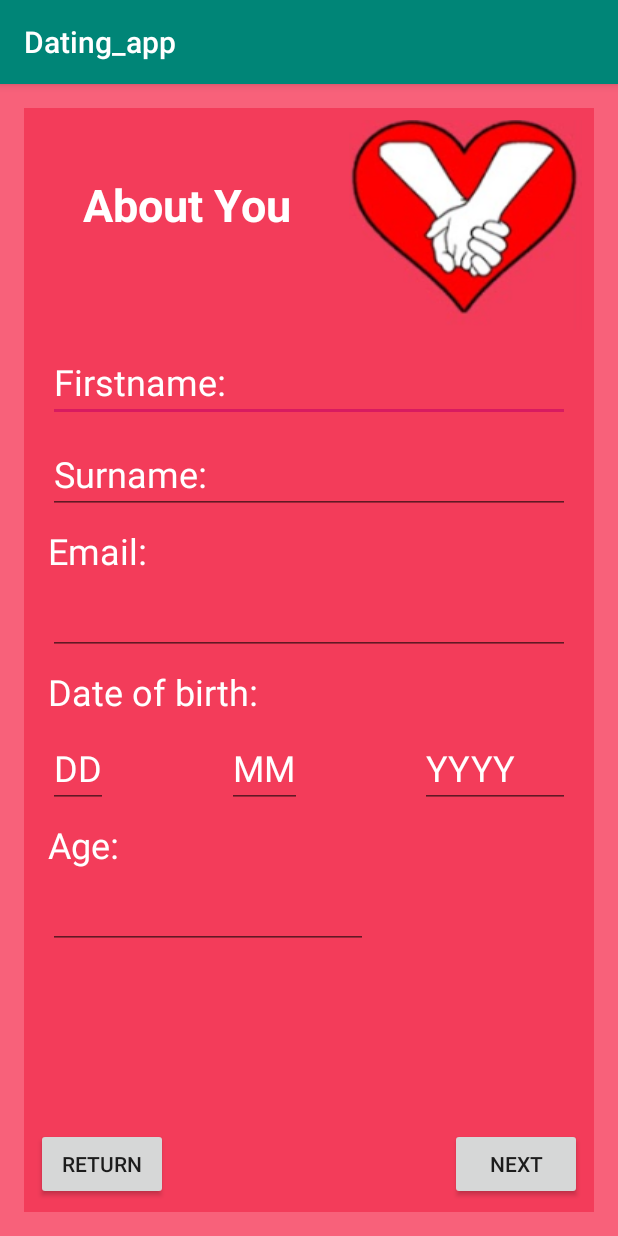
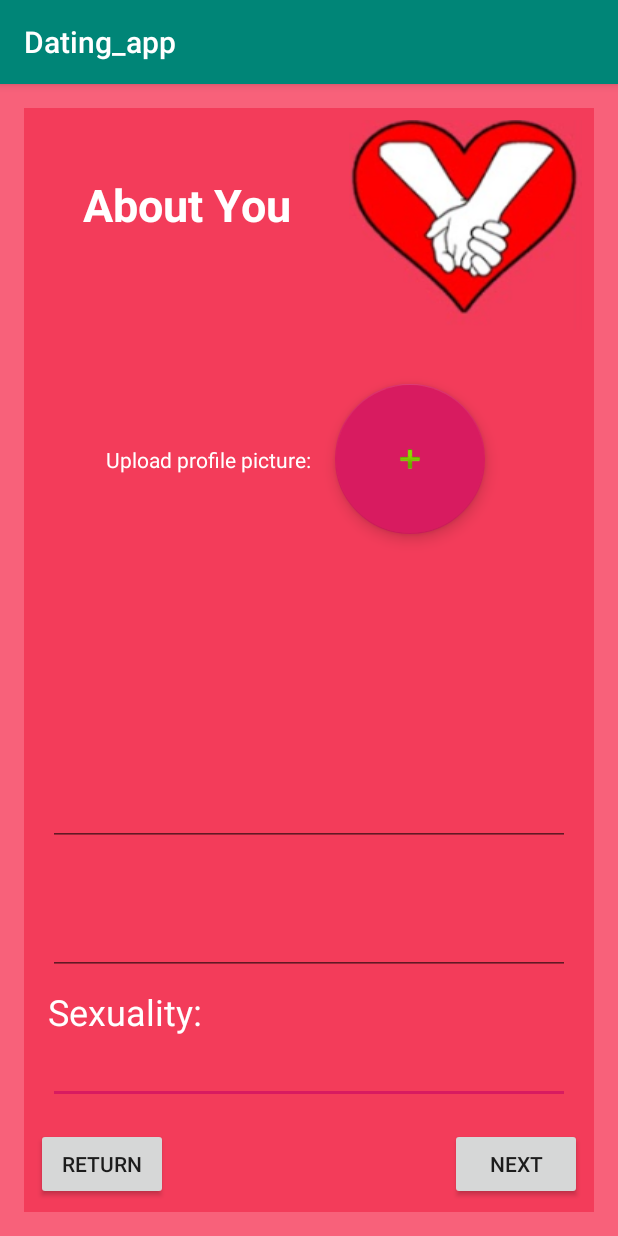
Before and after one commit to R-Laverty/PMAT_assignment, an Android app: the screen it shows after launch (LoginActivity), on a phone screen of 412 x 824 dp. Run offline under Robolectric (Android 15) with nearby library versions, the phone set to English and light mode, and no system bars.

Commit message:
finished page 2 of user details Still no functionality

```diff
--- a/app/build.gradle
+++ b/app/build.gradle
@@ -32,4 +32,5 @@ dependencies {
     testImplementation 'junit:junit:4.12'
     androidTestImplementation 'androidx.test.ext:junit:1.1.0'
     androidTestImplementation 'androidx.test.espresso:espresso-core:3.1.1'
+    implementation 'com.google.android.material:material:1.0.0'
 }
--- a/app/src/main/java/com/example/pmat_assignment/LoginActivity.kt
+++ b/app/src/main/java/com/example/pmat_assignment/LoginActivity.kt
@@ -8,6 +8,7 @@ class LoginActivity : AppCompatActivity() {
     override fun onCreate(savedInstanceState: Bundle?) {
         super.onCreate(savedInstanceState)
         //setContentView(R.layout.activity_login) TODO reset this to login view
-        setContentView(R.layout.activity_user_details_p1)
+        //setContentView(R.layout.activity_user_details_p1)
+        setContentView(R.layout.activity_user_details_p2)
     }
 }
--- a/app/src/main/res/layout/activity_login.xml
+++ b/app/src/main/res/layout/activity_login.xml
@@ -33,6 +33,7 @@
         android:imeOptions="actionDone"
         android:inputType="textPassword"
         android:selectAllOnFocus="true"
+        android:textColorHint="@color/textColour"
         app:layout_constraintEnd_toEndOf="parent"
         app:layout_constraintStart_toStartOf="parent"
         app:layout_constraintTop_toBottomOf="@+id/txt_username" />
@@ -48,6 +49,7 @@
         android:hint="@string/prompt_username"
         android:inputType="textEmailAddress"
         android:selectAllOnFocus="true"
+        android:textColorHint="@color/textColour"
         app:layout_constraintEnd_toEndOf="parent"
         app:layout_constraintStart_toStartOf="parent"
         app:layout_constraintTop_toBottomOf="@+id/img_logo" />
--- a/app/src/main/res/layout/activity_user_details_p2.xml
+++ b/app/src/main/res/layout/activity_user_details_p2.xml
@@ -65,4 +65,105 @@
         app:layout_constraintBottom_toBottomOf="parent"
         app:layout_constraintEnd_toEndOf="parent" />
 
+    <EditText
+        android:id="@+id/etxt_sexuality"
+        android:layout_width="0dp"
+        android:layout_height="wrap_content"
+        android:layout_marginStart="16dp"
+        android:layout_marginEnd="16dp"
+        android:layout_marginBottom="16dp"
+        android:ems="10"
+        android:inputType="textPersonName"
+        android:textColor="@color/textColour"
+        android:textColorHint="@color/textColour"
+        app:layout_constraintBottom_toTopOf="@+id/btn_return"
+        app:layout_constraintEnd_toEndOf="parent"
+        app:layout_constraintStart_toStartOf="parent" />
+
+    <TextView
+        android:id="@+id/txt_sexuality"
+        android:layout_width="wrap_content"
+        android:layout_height="wrap_content"
+        android:layout_marginStart="16dp"
+        android:text="@string/prompt_sexuality"
+        android:textColor="@color/textColour"
+        android:textSize="24sp"
+        app:layout_constraintBottom_toTopOf="@+id/etxt_sexuality"
+        app:layout_constraintStart_toStartOf="parent" />
+
+    <EditText
+        android:id="@+id/editText2"
+        android:layout_width="0dp"
+        android:layout_height="wrap_content"
+        android:layout_marginStart="16dp"
+        android:layout_marginEnd="16dp"
+        android:layout_marginBottom="8dp"
+        android:ems="10"
+        android:inputType="textPersonName"
+        android:textColor="@color/textColour"
+        android:textColorHint="@color/textColour"
+        app:layout_constraintBottom_toTopOf="@+id/txt_sexuality"
+        app:layout_constraintEnd_toEndOf="parent"
+        app:layout_constraintStart_toStartOf="parent" />
+
+    <TextView
+        android:id="@+id/txt_gender"
+        android:layout_width="wrap_content"
+        android:layout_height="wrap_content"
+        android:layout_marginStart="16dp"
+        android:textColor="@color/textColour"
+        android:textSize="24sp"
+        app:layout_constraintBottom_toTopOf="@+id/editText2"
+        app:layout_constraintStart_toStartOf="parent"
+        tools:text="@string/prompt_gender" />
+
+    <EditText
+        android:id="@+id/etxt_password"
+        android:layout_width="0dp"
+        android:layout_height="wrap_content"
+        android:layout_marginStart="16dp"
+        android:layout_marginEnd="16dp"
+        android:layout_marginBottom="8dp"
+        android:ems="10"
+        android:inputType="textPersonName"
+        app:layout_constraintBottom_toTopOf="@+id/txt_gender"
+        app:layout_constraintEnd_toEndOf="parent"
+        app:layout_constraintStart_toStartOf="parent" />
+
+    <TextView
+        android:id="@+id/txt_password"
+        android:layout_width="wrap_content"
+        android:layout_height="wrap_content"
+        android:layout_marginStart="16dp"
+        android:textColor="@color/textColour"
+        android:textSize="24sp"
+        app:layout_constraintBottom_toTopOf="@+id/etxt_password"
+        app:layout_constraintStart_toStartOf="parent"
+        tools:text="@string/prompt_password" />
+
+    <com.google.android.material.floatingactionbutton.FloatingActionButton
+        android:id="@+id/fab_profilePic"
+        android:layout_width="100dp"
+        android:layout_height="100dp"
+        android:layout_marginTop="36dp"
+        android:layout_marginEnd="16dp"
+        android:clickable="true"
+        app:layout_constraintEnd_toEndOf="parent"
+        app:layout_constraintHorizontal_bias="0.786"
+        app:layout_constraintStart_toStartOf="parent"
+        app:layout_constraintTop_toBottomOf="@+id/img_logo"
+        app:srcCompat="@android:drawable/ic_input_add"
+        app:fabCustomSize="100dp"/>
+
+    <TextView
+        android:id="@+id/txt_uploadPicture"
+        android:layout_width="wrap_content"
+        android:layout_height="wrap_content"
+        android:layout_marginEnd="16dp"
+        android:text="@string/prompt_profilePicture"
+        android:textColor="@color/textColour"
+        app:layout_constraintBottom_toBottomOf="@+id/fab_profilePic"
+        app:layout_constraintEnd_toStartOf="@+id/fab_profilePic"
+        app:layout_constraintTop_toTopOf="@+id/fab_profilePic" />
+
 </androidx.constraintlayout.widget.ConstraintLayout>
--- a/app/src/main/res/values/strings.xml
+++ b/app/src/main/res/values/strings.xml
@@ -1,7 +1,7 @@
 <resources>
     <string name="app_name">Dating_app</string>
     <string name="prompt_email">Email:</string>
-    <string name="prompt_password">Password</string>
+    <string name="prompt_password">Password:</string>
     <string name="action_sign_in">Sign in or register</string>
     <string name="action_sign_in_short">Sign in</string>
     <string name="welcome">"Welcome !"</string>
@@ -23,4 +23,7 @@
     <string name="prompt_day">DD</string>
     <string name="prompt_month">MM</string>
     <string name="prompt_year">YYYY</string>
+    <string name="prompt_sexuality">Sexuality:</string>
+    <string name="prompt_gender">Gender:</string>
+    <string name="prompt_profilePicture">Upload profile picture:</string>
 </resources>
```
